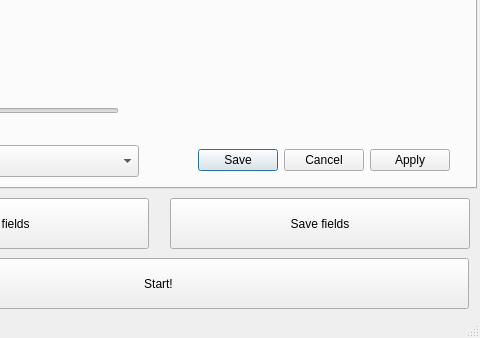
Old version of the form src/mirlight.ui in the repository grizz-pl/mirlight; both pictures show x 164 to 644 and y 142 to 480 of the 644 by 480 pixel window.
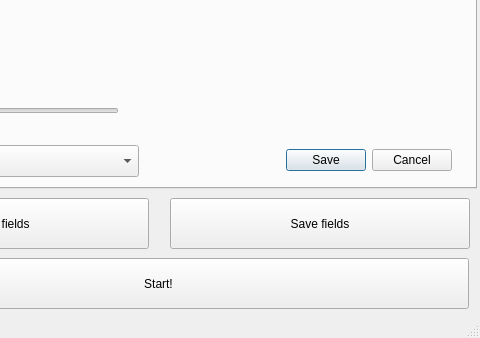
New version of the form. The open tabs and pages were chosen to show the change.

```diff
--- a/src/mirlight.ui
+++ b/src/mirlight.ui
@@ -3541,14 +3541,14 @@
      <widget class="QDialogButtonBox" name="buttonBox">
       <property name="geometry">
        <rect>
-        <x>330</x>
+        <x>420</x>
         <y>250</y>
-        <width>291</width>
+        <width>201</width>
         <height>32</height>
        </rect>
       </property>
       <property name="standardButtons">
-       <set>QDialogButtonBox::Apply|QDialogButtonBox::Cancel|QDialogButtonBox::Save</set>
+       <set>QDialogButtonBox::Cancel|QDialogButtonBox::Save</set>
       </property>
       <property name="centerButtons">
        <bool>true</bool>
```
